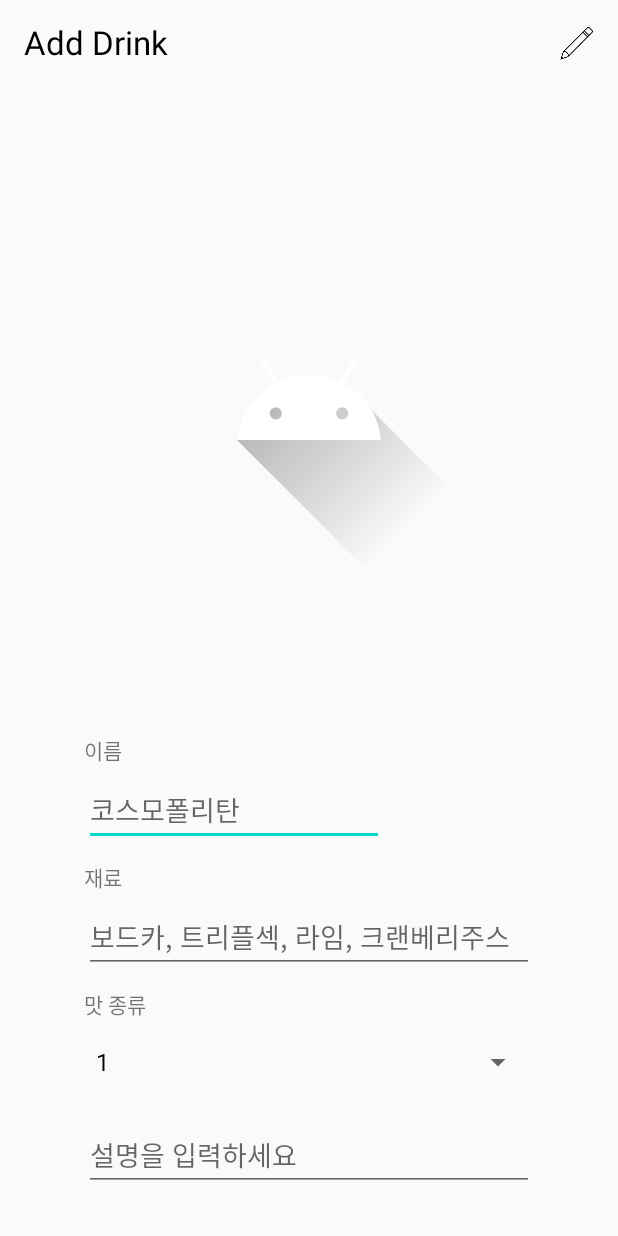
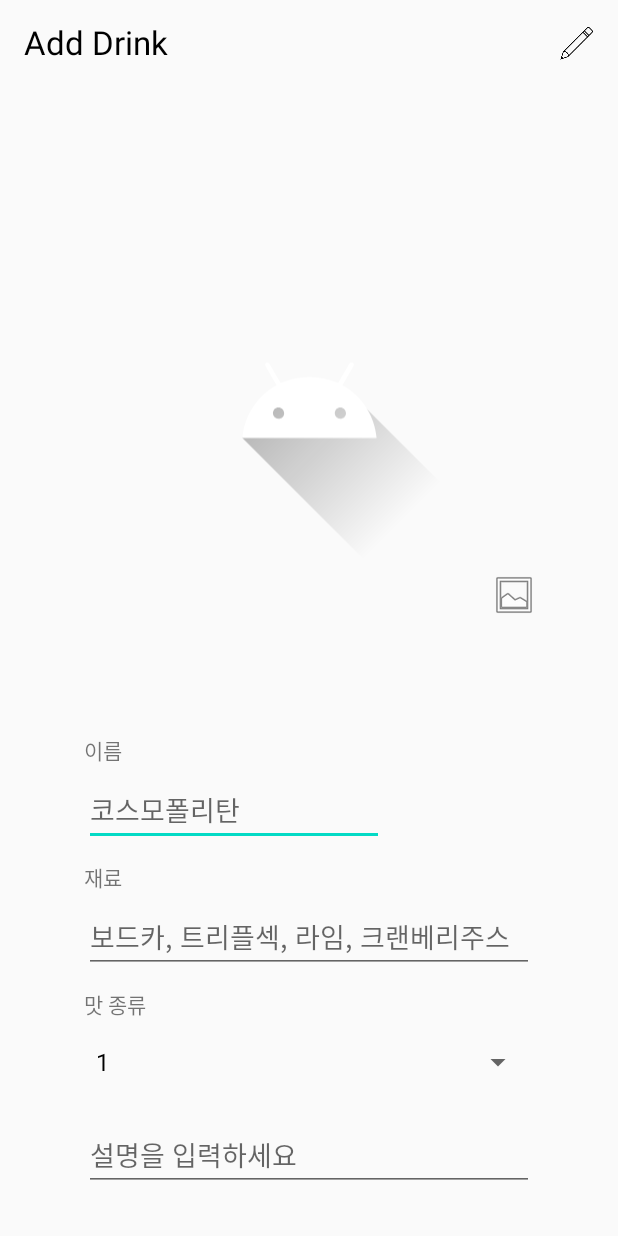
Before and after one commit to ThinkingDobby/CocktailBar, an Android app: the AddActivity screen opened directly, with no data from a screen before it, on a phone screen of 412 x 824 dp. Run offline under Robolectric (Android 15) with nearby library versions, the phone set to English and light mode, and no system bars.

Commit message:
이미지 로드 구현
<FIN>
이미지 로드 구현
<TODO>
이미지 저장 구현

```diff
--- a/app/src/main/AndroidManifest.xml
+++ b/app/src/main/AndroidManifest.xml
@@ -1,6 +1,8 @@
 <?xml version="1.0" encoding="utf-8"?>
 <manifest xmlns:android="http://schemas.android.com/apk/res/android"
     package="com.thinkingdobby.cocktailbar">
+
+    <uses-permission android:name="android.permission.READ_EXTERNAL_STORAGE" />
 
     <application
         android:allowBackup="true"
--- a/app/src/main/java/com/thinkingdobby/cocktailbar/AddActivity.kt
+++ b/app/src/main/java/com/thinkingdobby/cocktailbar/AddActivity.kt
@@ -1,5 +1,9 @@
 package com.thinkingdobby.cocktailbar
 
+import android.Manifest
+import android.app.Activity
+import android.content.Intent
+import android.net.Uri
 import androidx.appcompat.app.AppCompatActivity
 import android.os.Bundle
 import android.view.Menu
@@ -8,6 +12,7 @@ import android.view.View
 import android.view.inputmethod.InputMethodManager
 import android.widget.AdapterView
 import android.widget.ArrayAdapter
+import androidx.core.app.ActivityCompat
 import com.thinkingdobby.cocktailbar.data.Drink
 import com.thinkingdobby.cocktailbar.data.DrinkDB
 import kotlinx.android.synthetic.main.activity_add.*
@@ -28,6 +33,9 @@ class AddActivity : AppCompatActivity() {
     private var imm: InputMethodManager? = null
 
     private var selectedTasteType = tasteTypes[0]
+
+    private val PICK_IMAGE = 0
+    private var uriPhoto : Uri? = Uri.parse("android.resource://com.thinkingdobby.cocktailbar/drawable/default_image")
 
     // toolBar
     override fun onCreateOptionsMenu(menu: Menu): Boolean {
@@ -68,13 +76,18 @@ class AddActivity : AppCompatActivity() {
         super.onCreate(savedInstanceState)
         setContentView(R.layout.activity_add)
 
-        imm = getSystemService(android.content.Context.INPUT_METHOD_SERVICE) as InputMethodManager?
+        // request permission
+        ActivityCompat.requestPermissions(this,
+            arrayOf(Manifest.permission.READ_EXTERNAL_STORAGE), 1)
+        // request permission
 
         // toolBar
         val toolBar: androidx.appcompat.widget.Toolbar? = add_tb
         setSupportActionBar(toolBar)
         supportActionBar!!.setDisplayShowTitleEnabled(false)
         // toolBar
+
+        imm = getSystemService(android.content.Context.INPUT_METHOD_SERVICE) as InputMethodManager?
 
         // Spinner
         add_sp_tasteType.adapter = ArrayAdapter(this,
@@ -91,10 +104,34 @@ class AddActivity : AppCompatActivity() {
             }
         }
         // Spinner
+
+        add_btn_pickImage.setOnClickListener {
+            pickImage()
+        }
     }
 
     fun hideKeyboard(v: View) {
         imm?.hideSoftInputFromWindow(v.windowToken, 0)
+    }
+
+    private fun pickImage() {
+        val intent = Intent()
+        intent.type = "image/*"
+        intent.action = Intent.ACTION_GET_CONTENT
+
+        startActivityForResult(Intent.createChooser(intent, "Load Picture"), PICK_IMAGE)
+    }
+
+    override fun onActivityResult(requestCode: Int, resultCode: Int, data: Intent?) {
+        super.onActivityResult(requestCode, resultCode, data)
+        if (requestCode == PICK_IMAGE) {
+            if (resultCode == Activity.RESULT_OK) {
+                uriPhoto = data?.data
+                add_iv_drink.setImageURI(uriPhoto)
+            } else {
+                finish()
+            }
+        }
     }
 
     override fun onDestroy() {
--- a/app/src/main/res/layout/activity_add.xml
+++ b/app/src/main/res/layout/activity_add.xml
@@ -27,14 +27,23 @@
 
     <ImageView
         android:id="@+id/add_iv_drink"
-        android:layout_width="225dp"
-        android:layout_height="300dp"
+        android:layout_width="210dp"
+        android:layout_height="280dp"
         app:layout_constraintBottom_toTopOf="@+id/add_tv_name"
         app:layout_constraintEnd_toEndOf="parent"
         app:layout_constraintStart_toStartOf="parent"
         app:layout_constraintTop_toBottomOf="@+id/add_tb"
         app:srcCompat="@drawable/ic_launcher_foreground"
         tools:ignore="VectorDrawableCompat" />
+
+    <ImageView
+        android:id="@+id/add_btn_pickImage"
+        android:layout_width="wrap_content"
+        android:layout_height="wrap_content"
+        android:layout_marginStart="15dp"
+        app:layout_constraintBottom_toBottomOf="@+id/add_iv_drink"
+        app:layout_constraintStart_toEndOf="@+id/add_iv_drink"
+        app:srcCompat="@android:drawable/ic_menu_gallery" />
 
     <TextView
         android:id="@+id/add_tv_name"
@@ -106,5 +115,4 @@
         app:layout_constraintEnd_toEndOf="parent"
         app:layout_constraintStart_toStartOf="parent" />
 
-
 </androidx.constraintlayout.widget.ConstraintLayout>
```
